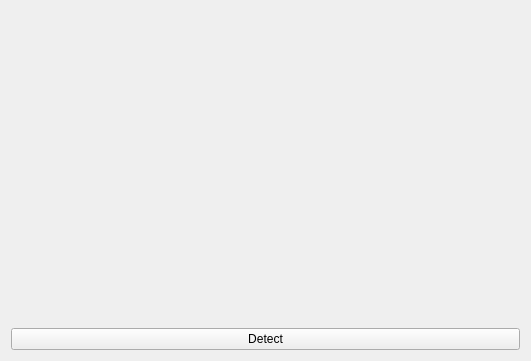
MayRiv/DeterminationOfOneColorRegions, file DeterminationOfOneColorRegions/mainwindow.ui: the form before one commit.
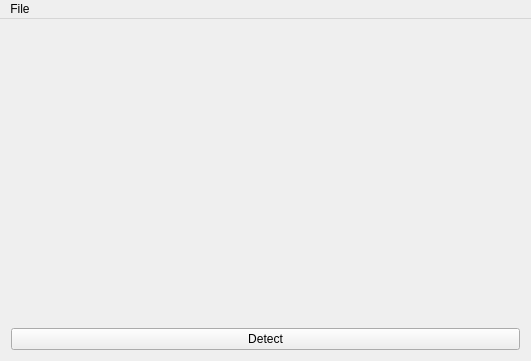
The form after the commit.

Commit message: Changed ui. Added possibility to open images you want and close the application.

```diff
--- a/DeterminationOfOneColorRegions/mainwindow.ui
+++ b/DeterminationOfOneColorRegions/mainwindow.ui
@@ -15,14 +15,7 @@
   </property>
   <widget class="QWidget" name="centralWidget">
    <layout class="QGridLayout" name="gridLayout">
-    <item row="0" column="0">
-     <widget class="QLabel" name="label">
-      <property name="text">
-       <string/>
-      </property>
-     </widget>
-    </item>
-    <item row="1" column="0">
+    <item row="2" column="0">
      <widget class="QPushButton" name="pushButton">
       <property name="text">
        <string>Detect</string>
@@ -32,6 +25,13 @@
       </property>
      </widget>
     </item>
+    <item row="1" column="0">
+     <widget class="QLabel" name="label">
+      <property name="text">
+       <string/>
+      </property>
+     </widget>
+    </item>
    </layout>
   </widget>
   <widget class="QMenuBar" name="menuBar">
@@ -43,6 +43,14 @@
      <height>25</height>
     </rect>
    </property>
+   <widget class="QMenu" name="menuFile">
+    <property name="title">
+     <string>File</string>
+    </property>
+    <addaction name="actionOpen"/>
+    <addaction name="actionExit"/>
+   </widget>
+   <addaction name="menuFile"/>
   </widget>
  </widget>
  <layoutdefault spacing="6" margin="11"/>
```
Left out of the diff: 16 changed lines with no effect on the pictures. The commit also changes 2 other files.
